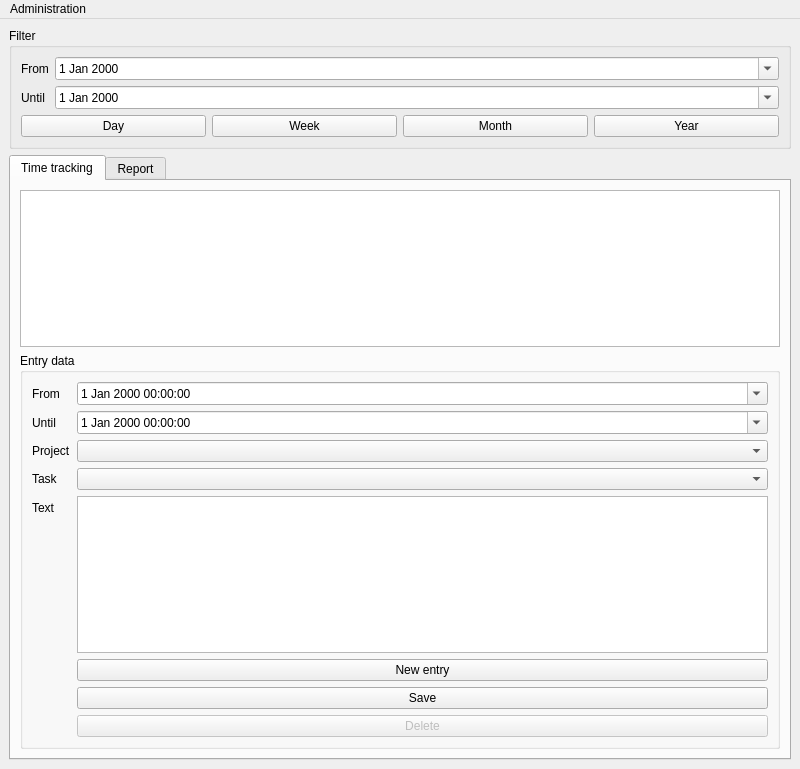
Before: the Qt Designer form timetracker/mainwindow.ui in tsymalla/timetracker, drawn with Qt 5.
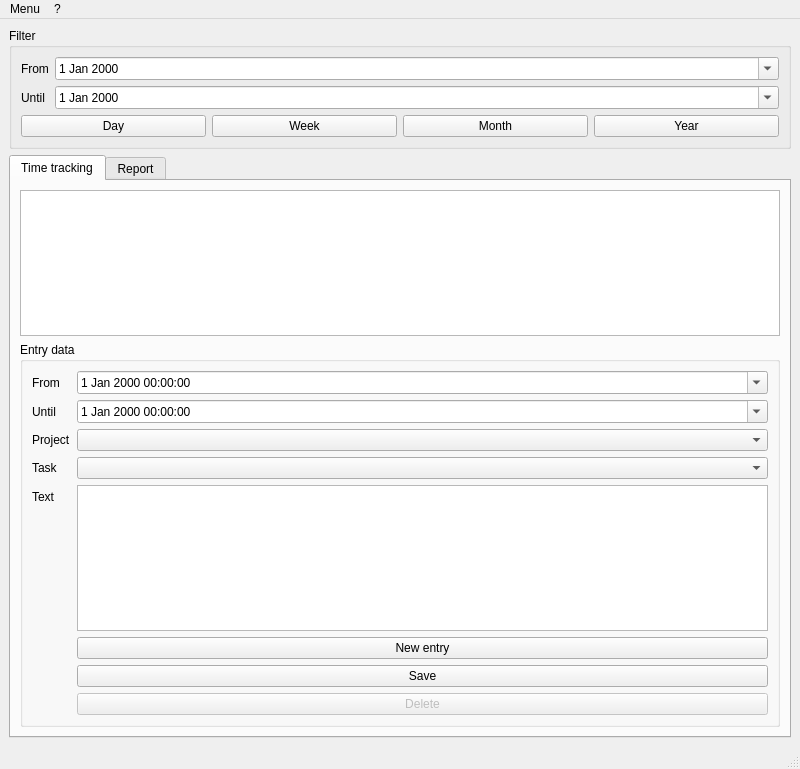
After: the same form once the commit is applied. Custom widgets are drawn as their Qt base class.

The edit to the form file:
```diff
--- a/timetracker/mainwindow.ui
+++ b/timetracker/mainwindow.ui
@@ -238,17 +238,27 @@
      <x>0</x>
      <y>0</y>
      <width>800</width>
-     <height>26</height>
+     <height>20</height>
     </rect>
    </property>
    <widget class="QMenu" name="menuAdministration">
     <property name="title">
-     <string>Administration</string>
+     <string>Menu</string>
     </property>
     <addaction name="actionManage_projects_and_tasks"/>
+    <addaction name="separator"/>
+    <addaction name="actionExit"/>
+   </widget>
+   <widget class="QMenu" name="menu">
+    <property name="title">
+     <string>?</string>
+    </property>
+    <addaction name="actionAbout"/>
    </widget>
    <addaction name="menuAdministration"/>
+   <addaction name="menu"/>
   </widget>
+  <widget class="QStatusBar" name="statusBar"/>
   <action name="actionManage_projects_and_tasks">
    <property name="text">
     <string>Manage projects and tasks</string>
```
Left out of the diff: 16 changed lines with no effect on the pictures.
